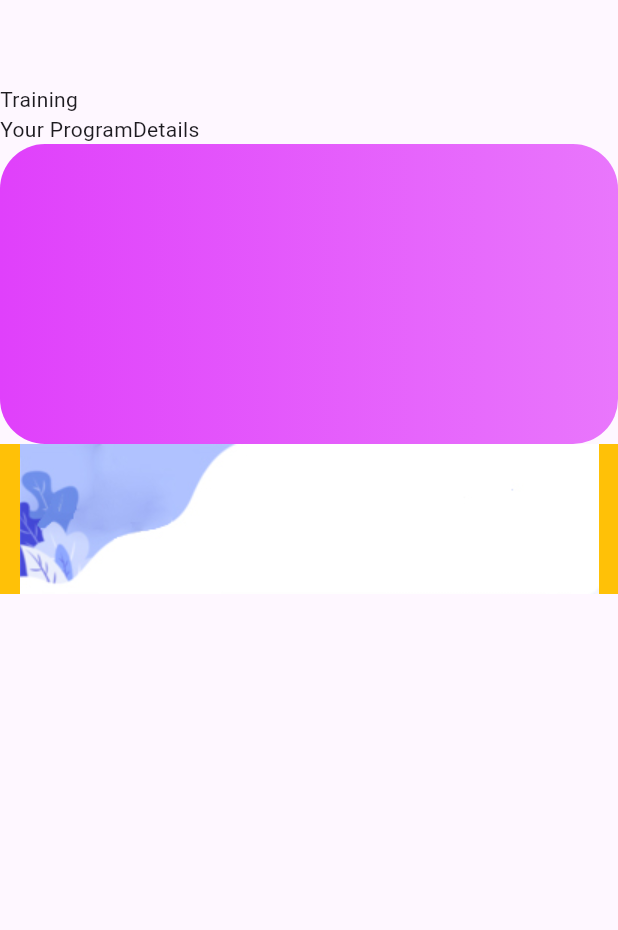
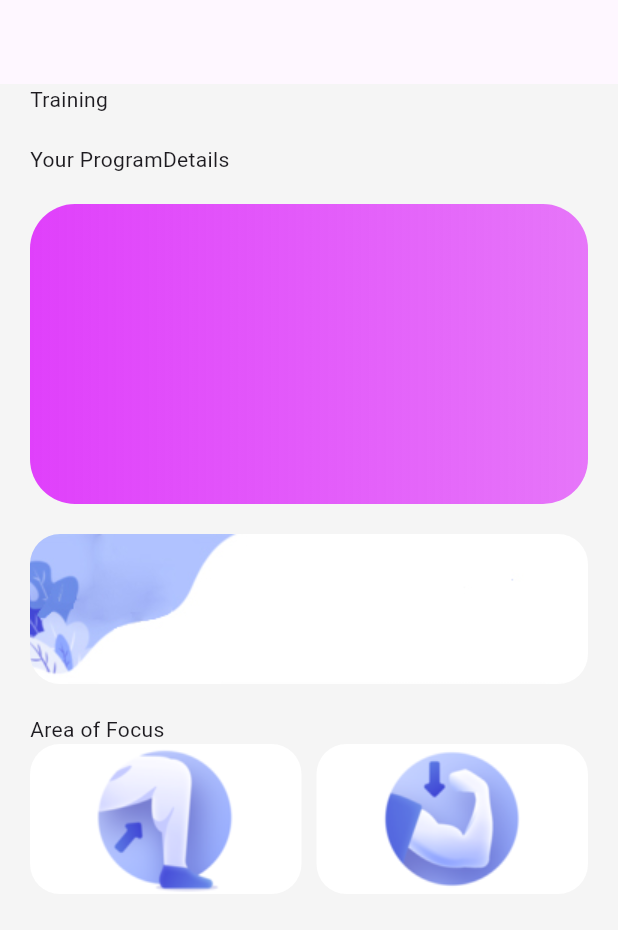
Before and after one commit to ZarXD/Zenith_App, a Flutter app: the screen it shows after launch, on a phone screen of 412 x 824 dp. Shown: the top 930 px of the screen. Run offline on Flutter 3.47's test engine with Material 3 defaults, Android fonts, the phone set to English and light mode, and no system bars.

Commit message:
Quiz Layout

```diff
--- a/lib/tugas/quiz/layout_quiz.dart
+++ b/lib/tugas/quiz/layout_quiz.dart
@@ -7,19 +7,16 @@ class QuizLayout extends StatelessWidget {
   Widget build(BuildContext context) {
     return Scaffold(
       appBar: AppBar(),
-      body: Column(
+      backgroundColor: Colors.grey.withOpacity(0.1),
+      body: Padding(
+        padding: const EdgeInsets.symmetric(horizontal: 20),
+        child: Column(
+          crossAxisAlignment: CrossAxisAlignment.start,
           children: [
-          Row(
-            children: [
-              Text("Training")
-            ],
-          ),
-          Row(
-            children: [
-              Text("Your Program"),
-              Text("Details")
-            ],
-          ),
+            Row(children: [Text("Training")]),
+            SizedBox(height: 20),
+            Row(children: [Text("Your Program"), Text("Details")]),
+            SizedBox(height: 20),
             Container(
               width: double.infinity,
               height: 200,
@@ -28,26 +25,61 @@ class QuizLayout extends StatelessWidget {
                 gradient: LinearGradient(
                   colors: [
                     Colors.purpleAccent,
-                  Colors.purpleAccent.withOpacity(0.7)
+                    Colors.purpleAccent.withOpacity(0.7),
                   ],
                   begin: Alignment.centerLeft,
-                end: Alignment.centerRight
-              )
+                  end: Alignment.centerRight,
                 ),
               ),
+            ),
+            SizedBox(height: 20),
+            Stack(
+              children: [
                 Container(
                   width: double.infinity,
                   height: 100,
                   decoration: BoxDecoration(
-              color: Colors.amber,
+                    borderRadius: BorderRadius.circular(20),
                     image: DecorationImage(
                       image: AssetImage("images/card.jpg"),
-                fit: BoxFit.contain
-                )
+                      fit: BoxFit.cover
                     ),
-          )
+                  ),
+                ),
               ],
-      )
+            ),
+            SizedBox(height: 20),
+            Text("Area of Focus"),
+            Row(
+              children: [
+                Expanded(
+                  child: Container(
+                    width: double.infinity,
+                    height: 100,
+                    decoration: BoxDecoration(
+                      borderRadius: BorderRadius.circular(20),
+                      color: Colors.white,
+                      image: DecorationImage(image: AssetImage("images/ex3.png")),
+                    ),
+                  ),
+                ),
+                SizedBox(width: 10),
+                Expanded(
+                  child: Container(
+                    width: double.infinity,
+                    height: 100,
+                    decoration: BoxDecoration(
+                      borderRadius: BorderRadius.circular(20),
+                      color: Colors.white,
+                      image: DecorationImage(image: AssetImage("images/ex4.png")),
+                    ),
+                  ),
+                ),
+              ],
+            ),
+          ],
+        ),
+      ),
     );
   }
 }
```
Lines whose indentation alone changed are shown as unchanged.
